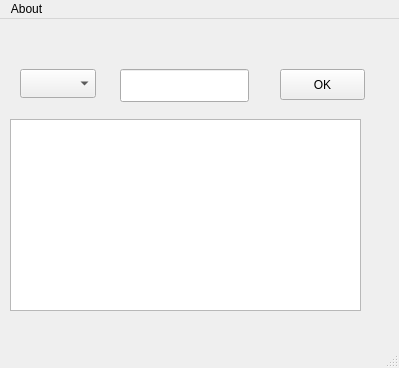
This is main_window.ui in edthomas/games_ontology as Qt 5 draws it before an edit. The edited form follows.
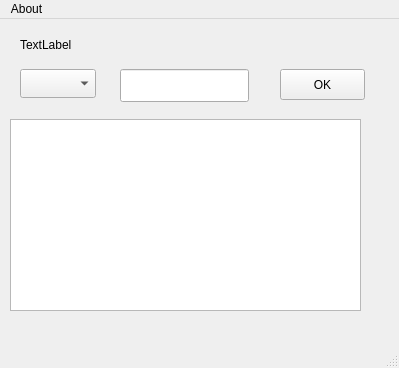
This is the edited form.

Commit message: a casa caiu

```diff
--- a/main_window.ui
+++ b/main_window.ui
@@ -57,6 +57,19 @@
      </rect>
     </property>
    </widget>
+   <widget class="QLabel" name="label">
+    <property name="geometry">
+     <rect>
+      <x>20</x>
+      <y>10</y>
+      <width>361</width>
+      <height>31</height>
+     </rect>
+    </property>
+    <property name="text">
+     <string>TextLabel</string>
+    </property>
+   </widget>
   </widget>
   <widget class="QMenuBar" name="menubar">
    <property name="geometry">
```
Left out of the diff: 2 changed lines with no effect on the pictures. The commit also changes 1 other file.
